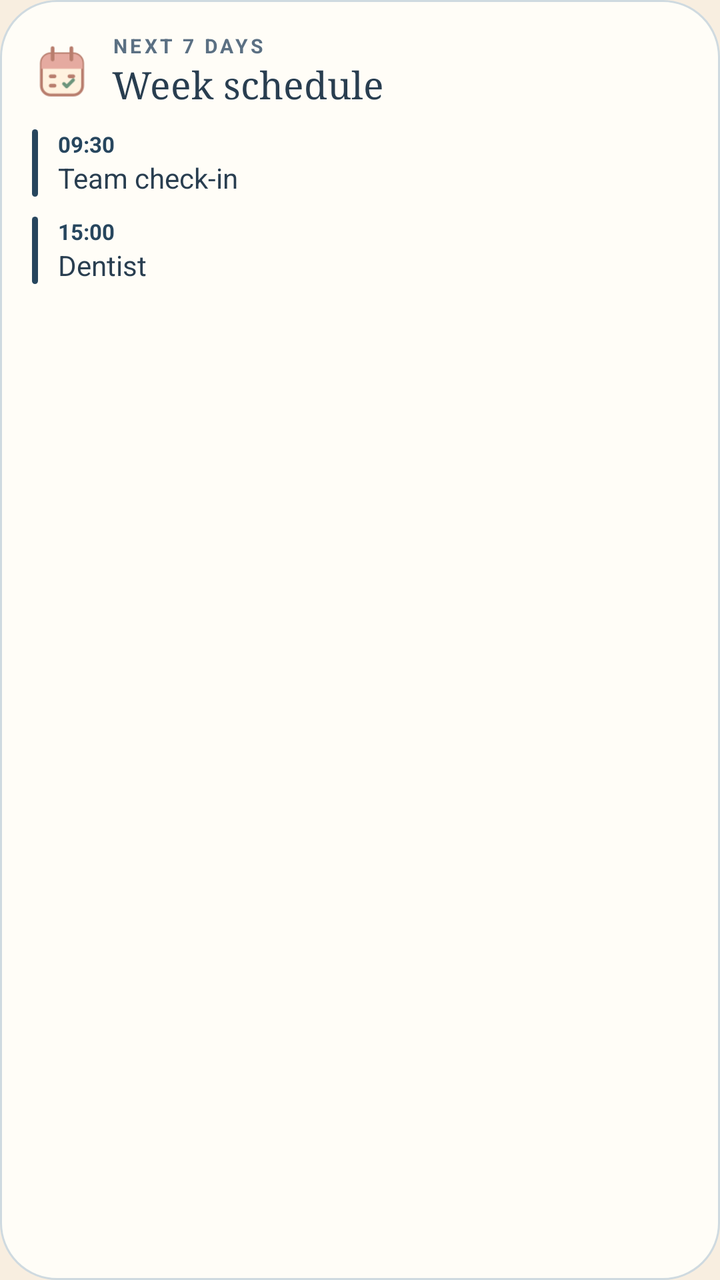
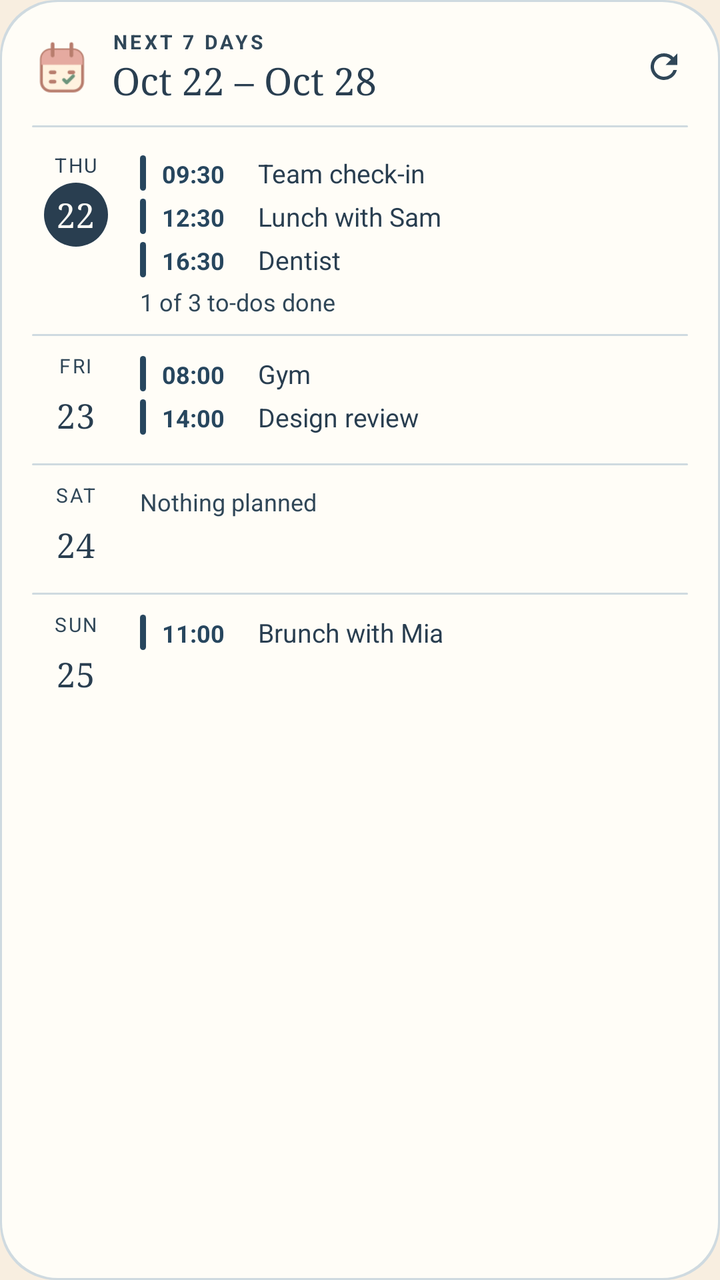

The first picture is an Android layout as it rendered before a commit; the second is the same layout after the commit. The layout source and the unified diff follow.
<!-- AndroidManifest.xml: application theme Screen -->
<!-- res/layout/widget_preview_week.xml -->
<?xml version="1.0" encoding="utf-8"?>
<LinearLayout xmlns:android="http://schemas.android.com/apk/res/android"
    android:layout_width="match_parent"
    android:layout_height="match_parent"
    android:background="@drawable/preview_card"
    android:orientation="vertical"
    android:padding="16dp">

    <LinearLayout android:layout_width="match_parent" android:layout_height="wrap_content" android:gravity="center_vertical">
        <ImageView android:layout_width="30dp" android:layout_height="30dp" android:importantForAccessibility="no" android:src="@drawable/desk_schedule" />
        <LinearLayout android:layout_width="wrap_content" android:layout_height="wrap_content" android:layout_marginStart="10dp" android:orientation="vertical">
            <TextView android:layout_width="wrap_content" android:layout_height="wrap_content" android:letterSpacing="0.14" android:text="@string/widget_label_week" android:textAllCaps="true" android:textColor="@color/preview_muted" android:textSize="10sp" android:textStyle="bold" />
            <TextView android:layout_width="wrap_content" android:layout_height="wrap_content" android:fontFamily="serif" android:text="@string/widget_week_name" android:textColor="@color/preview_ink" android:textSize="19sp" />
        </LinearLayout>
    </LinearLayout>
    <LinearLayout android:layout_width="match_parent" android:layout_height="wrap_content" android:layout_marginTop="10dp">
        <ImageView android:layout_width="3dp" android:layout_height="match_parent" android:importantForAccessibility="no" android:src="@drawable/preview_bar" android:scaleType="fitXY" />
        <LinearLayout android:layout_width="wrap_content" android:layout_height="wrap_content" android:layout_marginStart="10dp" android:orientation="vertical">
            <TextView android:layout_width="wrap_content" android:layout_height="wrap_content" android:text="09:30" android:textColor="@color/preview_accent" android:textSize="11sp" android:textStyle="bold" />
            <TextView android:layout_width="wrap_content" android:layout_height="wrap_content" android:text="@string/preview_event_one" android:textColor="@color/preview_ink" android:textSize="14sp" />
        </LinearLayout>
    </LinearLayout>
    <LinearLayout android:layout_width="match_parent" android:layout_height="wrap_content" android:layout_marginTop="10dp">
        <ImageView android:layout_width="3dp" android:layout_height="match_parent" android:importantForAccessibility="no" android:src="@drawable/preview_bar" android:scaleType="fitXY" />
        <LinearLayout android:layout_width="wrap_content" android:layout_height="wrap_content" android:layout_marginStart="10dp" android:orientation="vertical">
            <TextView android:layout_width="wrap_content" android:layout_height="wrap_content" android:text="15:00" android:textColor="@color/preview_accent" android:textSize="11sp" android:textStyle="bold" />
            <TextView android:layout_width="wrap_content" android:layout_height="wrap_content" android:text="@string/preview_event_two" android:textColor="@color/preview_ink" android:textSize="14sp" />
        </LinearLayout>
    </LinearLayout>
</LinearLayout>
<!-- resources referenced by this layout -->
<resources>
  <color name="preview_accent">#27465E</color>
  <color name="preview_ink">#293E50</color>
  <color name="preview_muted">#5B7083</color>
  <!-- drawable desk_schedule: png bitmap (drawable-nodpi, 2090 bytes) -->
  <!-- drawable preview_bar (drawable) -->
  <?xml version="1.0" encoding="utf-8"?>
  <shape xmlns:android="http://schemas.android.com/apk/res/android">
      <solid android:color="@color/preview_accent" />
      <corners android:radius="2dp" />
  </shape>
  <!-- drawable preview_card (drawable) -->
  <?xml version="1.0" encoding="utf-8"?>
  <shape xmlns:android="http://schemas.android.com/apk/res/android">
      <solid android:color="@color/preview_surface" />
      <stroke android:width="1dp" android:color="@color/preview_line" />
      <corners android:radius="@dimen/widget_radius" />
  </shape>
  <string name="preview_event_one">Team check-in</string>
  <string name="preview_event_two">Dentist</string>
  <string name="widget_label_week">Next 7 days</string>
  <string name="widget_week_name">Week schedule</string>
  <style name="Screen" parent="@android:style/Theme.Material.Light.NoActionBar">
          <item name="android:windowBackground">@color/background</item>
          <item name="android:colorAccent">@color/sun</item>
          <item name="android:textColorPrimary">@color/ink</item>
          <item name="android:windowLightStatusBar">true</item>
      </style>
  <color name="preview_surface">#FFFDF7</color>
  <color name="preview_line">#CFDAE0</color>
  <dimen name="widget_radius">16dp</dimen>
  <color name="background">#F8EEE0</color>
  <color name="sun">#D88B38</color>
  <color name="ink">#2B2620</color>
</resources>

<!-- the commit's change to res/layout/widget_preview_week.xml (unified diff, before → after) -->
@@ -1,30 +1,94 @@
 <?xml version="1.0" encoding="utf-8"?>
-<LinearLayout xmlns:android="http://schemas.android.com/apk/res/android"
+<FrameLayout xmlns:android="http://schemas.android.com/apk/res/android"
+    xmlns:tools="http://schemas.android.com/tools"
     android:layout_width="match_parent"
     android:layout_height="match_parent"
-    android:background="@drawable/preview_card"
-    android:orientation="vertical"
-    android:padding="16dp">
+    tools:ignore="HardcodedText,UseAppTint">
 
-    <LinearLayout android:layout_width="match_parent" android:layout_height="wrap_content" android:gravity="center_vertical">
-        <ImageView android:layout_width="30dp" android:layout_height="30dp" android:importantForAccessibility="no" android:src="@drawable/desk_schedule" />
-        <LinearLayout android:layout_width="wrap_content" android:layout_height="wrap_content" android:layout_marginStart="10dp" android:orientation="vertical">
-            <TextView android:layout_width="wrap_content" android:layout_height="wrap_content" android:letterSpacing="0.14" android:text="@string/widget_label_week" android:textAllCaps="true" android:textColor="@color/preview_muted" android:textSize="10sp" android:textStyle="bold" />
-            <TextView android:layout_width="wrap_content" android:layout_height="wrap_content" android:fontFamily="serif" android:text="@string/widget_week_name" android:textColor="@color/preview_ink" android:textSize="19sp" />
+    <ImageView android:layout_width="match_parent" android:layout_height="match_parent" android:importantForAccessibility="no" android:scaleType="fitXY" android:src="@drawable/round_card" android:tint="@color/preview_line" />
+    <ImageView android:layout_width="match_parent" android:layout_height="match_parent" android:layout_margin="1dp" android:importantForAccessibility="no" android:scaleType="fitXY" android:src="@drawable/round_card" android:tint="@color/preview_surface" />
+
+    <LinearLayout android:layout_width="match_parent" android:layout_height="match_parent" android:orientation="vertical" android:paddingStart="16dp" android:paddingTop="14dp" android:paddingEnd="10dp" android:paddingBottom="6dp">
+        <LinearLayout android:layout_width="match_parent" android:layout_height="wrap_content" android:gravity="center_vertical">
+            <ImageView android:layout_width="30dp" android:layout_height="30dp" android:importantForAccessibility="no" android:src="@drawable/desk_schedule" />
+            <LinearLayout android:layout_width="0dp" android:layout_height="wrap_content" android:layout_marginStart="10dp" android:layout_weight="1" android:orientation="vertical">
+                <TextView android:layout_width="wrap_content" android:layout_height="wrap_content" android:letterSpacing="0.14" android:maxLines="1" android:text="@string/widget_label_week" android:textAllCaps="true" android:textColor="@color/preview_muted" android:textSize="10sp" android:textStyle="bold" />
+                <TextView android:layout_width="wrap_content" android:layout_height="wrap_content" android:ellipsize="end" android:fontFamily="serif" android:maxLines="1" android:text="@string/preview_week_range" android:textColor="@color/preview_ink" android:textSize="19sp" />
+            </LinearLayout>
+            <ImageView android:layout_width="36dp" android:layout_height="36dp" android:importantForAccessibility="no" android:padding="8dp" android:src="@drawable/ic_refresh" android:tint="@color/preview_muted" />
+        </LinearLayout>
+        <ImageView android:layout_width="match_parent" android:layout_height="1dp" android:layout_marginTop="10dp" android:layout_marginEnd="6dp" android:importantForAccessibility="no" android:scaleType="fitXY" android:src="@drawable/round_card" android:tint="@color/preview_line" />
+
+        <LinearLayout android:layout_width="match_parent" android:layout_height="wrap_content" android:orientation="vertical" android:paddingTop="4dp">
+            
+            <LinearLayout android:layout_width="match_parent" android:layout_height="wrap_content" android:paddingTop="8dp" android:paddingBottom="8dp">
+                <LinearLayout android:layout_width="44dp" android:layout_height="wrap_content" android:gravity="center_horizontal" android:orientation="vertical">
+                    <TextView android:layout_width="wrap_content" android:layout_height="wrap_content" android:letterSpacing="0.08" android:maxLines="1" android:text="@string/preview_weekday_thu" android:textColor="@color/preview_ink" android:textSize="10sp" />
+                    <TextView android:layout_width="32dp" android:layout_height="32dp" android:layout_marginTop="2dp" android:background="@drawable/round_circle" android:backgroundTint="@color/preview_ink" android:fontFamily="serif" android:gravity="center" android:text="22" android:textColor="@color/preview_surface" android:textSize="17sp" />
+                </LinearLayout>
+                <LinearLayout android:layout_width="0dp" android:layout_height="wrap_content" android:layout_marginStart="10dp" android:layout_weight="1" android:orientation="vertical">
+                    <LinearLayout android:layout_width="match_parent" android:layout_height="wrap_content" android:paddingTop="2dp" android:paddingBottom="2dp">
+                        <ImageView android:layout_width="3dp" android:layout_height="match_parent" android:importantForAccessibility="no" android:scaleType="fitXY" android:src="@drawable/round_bar" android:tint="@color/preview_accent" />
+                        <TextView android:layout_width="48dp" android:layout_height="wrap_content" android:layout_marginStart="8dp" android:maxLines="1" android:text="09:30" android:textColor="@color/preview_accent" android:textSize="12sp" android:textStyle="bold" />
+                        <TextView android:layout_width="0dp" android:layout_height="wrap_content" android:layout_weight="1" android:ellipsize="end" android:maxLines="1" android:text="@string/preview_event_one" android:textColor="@color/preview_ink" android:textSize="13sp" />
+                    </LinearLayout>
+                    <LinearLayout android:layout_width="match_parent" android:layout_height="wrap_content" android:paddingTop="2dp" android:paddingBottom="2dp">
+                        <ImageView android:layout_width="3dp" android:layout_height="match_parent" android:importantForAccessibility="no" android:scaleType="fitXY" android:src="@drawable/round_bar" android:tint="@color/preview_accent" />
+                        <TextView android:layout_width="48dp" android:layout_height="wrap_content" android:layout_marginStart="8dp" android:maxLines="1" android:text="12:30" android:textColor="@color/preview_accent" android:textSize="12sp" android:textStyle="bold" />
+                        <TextView android:layout_width="0dp" android:layout_height="wrap_content" android:layout_weight="1" android:ellipsize="end" android:maxLines="1" android:text="@string/preview_event_lunch" android:textColor="@color/preview_ink" android:textSize="13sp" />
+                    </LinearLayout>
+                    <LinearLayout android:layout_width="match_parent" android:layout_height="wrap_content" android:paddingTop="2dp" android:paddingBottom="2dp">
+                        <ImageView android:layout_width="3dp" android:layout_height="match_parent" android:importantForAccessibility="no" android:scaleType="fitXY" android:src="@drawable/round_bar" android:tint="@color/preview_accent" />
+                        <TextView android:layout_width="48dp" android:layout_height="wrap_content" android:layout_marginStart="8dp" android:maxLines="1" android:text="16:30" android:textColor="@color/preview_accent" android:textSize="12sp" android:textStyle="bold" />
+                        <TextView android:layout_width="0dp" android:layout_height="wrap_content" android:layout_weight="1" android:ellipsize="end" android:maxLines="1" android:text="@string/preview_event_two" android:textColor="@color/preview_ink" android:textSize="13sp" />
+                    </LinearLayout>
+                    <TextView android:layout_width="match_parent" android:layout_height="wrap_content" android:paddingTop="2dp" android:text="@string/preview_week_tasks" android:textColor="@color/preview_muted" android:textSize="12sp" />
+                </LinearLayout>
+            </LinearLayout>
+
+            <ImageView android:layout_width="match_parent" android:layout_height="1dp" android:layout_marginEnd="6dp" android:importantForAccessibility="no" android:scaleType="fitXY" android:src="@drawable/round_card" android:tint="@color/preview_line" />
+            <LinearLayout android:layout_width="match_parent" android:layout_height="wrap_content" android:paddingTop="8dp" android:paddingBottom="8dp">
+                <LinearLayout android:layout_width="44dp" android:layout_height="wrap_content" android:gravity="center_horizontal" android:orientation="vertical">
+                    <TextView android:layout_width="wrap_content" android:layout_height="wrap_content" android:letterSpacing="0.08" android:maxLines="1" android:text="@string/preview_weekday_fri" android:textColor="@color/preview_muted" android:textSize="10sp" />
+                    <TextView android:layout_width="32dp" android:layout_height="32dp" android:layout_marginTop="2dp" android:fontFamily="serif" android:gravity="center" android:text="23" android:textColor="@color/preview_ink" android:textSize="17sp" />
+                </LinearLayout>
+                <LinearLayout android:layout_width="0dp" android:layout_height="wrap_content" android:layout_marginStart="10dp" android:layout_weight="1" android:orientation="vertical">
+                    <LinearLayout android:layout_width="match_parent" android:layout_height="wrap_content" android:paddingTop="2dp" android:paddingBottom="2dp">
+                        <ImageView android:layout_width="3dp" android:layout_height="match_parent" android:importantForAccessibility="no" android:scaleType="fitXY" android:src="@drawable/round_bar" android:tint="@color/preview_accent" />
+                        <TextView android:layout_width="48dp" android:layout_height="wrap_content" android:layout_marginStart="8dp" android:maxLines="1" android:text="08:00" android:textColor="@color/preview_accent" android:textSize="12sp" android:textStyle="bold" />
+                        <TextView android:layout_width="0dp" android:layout_height="wrap_content" android:layout_weight="1" android:ellipsize="end" android:maxLines="1" android:text="@string/preview_event_gym" android:textColor="@color/preview_ink" android:textSize="13sp" />
+                    </LinearLayout>
+                    <LinearLayout android:layout_width="match_parent" android:layout_height="wrap_content" android:paddingTop="2dp" android:paddingBottom="2dp">
+                        <ImageView android:layout_width="3dp" android:layout_height="match_parent" android:importantForAccessibility="no" android:scaleType="fitXY" android:src="@drawable/round_bar" android:tint="@color/preview_accent" />
+                        <TextView android:layout_width="48dp" android:layout_height="wrap_content" android:layout_marginStart="8dp" android:maxLines="1" android:text="14:00" android:textColor="@color/preview_accent" android:textSize="12sp" android:textStyle="bold" />
+                        <TextView android:layout_width="0dp" android:layout_height="wrap_content" android:layout_weight="1" android:ellipsize="end" android:maxLines="1" android:text="@string/preview_event_review" android:textColor="@color/preview_ink" android:textSize="13sp" />
+                    </LinearLayout>
+                </LinearLayout>
+            </LinearLayout>
+
+            <ImageView android:layout_width="match_parent" android:layout_height="1dp" android:layout_marginEnd="6dp" android:importantForAccessibility="no" android:scaleType="fitXY" android:src="@drawable/round_card" android:tint="@color/preview_line" />
+            <LinearLayout android:layout_width="match_parent" android:layout_height="wrap_content" android:paddingTop="8dp" android:paddingBottom="8dp">
+                <LinearLayout android:layout_width="44dp" android:layout_height="wrap_content" android:gravity="center_horizontal" android:orientation="vertical">
+                    <TextView android:layout_width="wrap_content" android:layout_height="wrap_content" android:letterSpacing="0.08" android:maxLines="1" android:text="@string/preview_weekday_sat" android:textColor="@color/preview_muted" android:textSize="10sp" />
+                    <TextView android:layout_width="32dp" android:layout_height="32dp" android:layout_marginTop="2dp" android:fontFamily="serif" android:gravity="center" android:text="24" android:textColor="@color/preview_ink" android:textSize="17sp" />
+                </LinearLayout>
+                <TextView android:layout_width="0dp" android:layout_height="wrap_content" android:layout_marginStart="10dp" android:layout_weight="1" android:paddingTop="2dp" android:text="@string/widget_free" android:textColor="@color/preview_muted" android:textSize="12sp" />
+            </LinearLayout>
+
+            <ImageView android:layout_width="match_parent" android:layout_height="1dp" android:layout_marginEnd="6dp" android:importantForAccessibility="no" android:scaleType="fitXY" android:src="@drawable/round_card" android:tint="@color/preview_line" />
+            <LinearLayout android:layout_width="match_parent" android:layout_height="wrap_content" android:paddingTop="8dp" android:paddingBottom="8dp">
+                <LinearLayout android:layout_width="44dp" android:layout_height="wrap_content" android:gravity="center_horizontal" android:orientation="vertical">
+                    <TextView android:layout_width="wrap_content" android:layout_height="wrap_content" android:letterSpacing="0.08" android:maxLines="1" android:text="@string/preview_weekday_sun" android:textColor="@color/preview_muted" android:textSize="10sp" />
+                    <TextView android:layout_width="32dp" android:layout_height="32dp" android:layout_marginTop="2dp" android:fontFamily="serif" android:gravity="center" android:text="25" android:textColor="@color/preview_ink" android:textSize="17sp" />
+                </LinearLayout>
+                <LinearLayout android:layout_width="0dp" android:layout_height="wrap_content" android:layout_marginStart="10dp" android:layout_weight="1" android:orientation="vertical">
+                    <LinearLayout android:layout_width="match_parent" android:layout_height="wrap_content" android:paddingTop="2dp" android:paddingBottom="2dp">
+                        <ImageView android:layout_width="3dp" android:layout_height="match_parent" android:importantForAccessibility="no" android:scaleType="fitXY" android:src="@drawable/round_bar" android:tint="@color/preview_accent" />
+                        <TextView android:layout_width="48dp" android:layout_height="wrap_content" android:layout_marginStart="8dp" android:maxLines="1" android:text="11:00" android:textColor="@color/preview_accent" android:textSize="12sp" android:textStyle="bold" />
+                        <TextView android:layout_width="0dp" android:layout_height="wrap_content" android:layout_weight="1" android:ellipsize="end" android:maxLines="1" android:text="@string/preview_event_brunch" android:textColor="@color/preview_ink" android:textSize="13sp" />
+                    </LinearLayout>
+                </LinearLayout>
+            </LinearLayout>
         </LinearLayout>
     </LinearLayout>
-    <LinearLayout android:layout_width="match_parent" android:layout_height="wrap_content" android:layout_marginTop="10dp">
-        <ImageView android:layout_width="3dp" android:layout_height="match_parent" android:importantForAccessibility="no" android:src="@drawable/preview_bar" android:scaleType="fitXY" />
-        <LinearLayout android:layout_width="wrap_content" android:layout_height="wrap_content" android:layout_marginStart="10dp" android:orientation="vertical">
-            <TextView android:layout_width="wrap_content" android:layout_height="wrap_content" android:text="09:30" android:textColor="@color/preview_accent" android:textSize="11sp" android:textStyle="bold" />
-            <TextView android:layout_width="wrap_content" android:layout_height="wrap_content" android:text="@string/preview_event_one" android:textColor="@color/preview_ink" android:textSize="14sp" />
-        </LinearLayout>
-    </LinearLayout>
-    <LinearLayout android:layout_width="match_parent" android:layout_height="wrap_content" android:layout_marginTop="10dp">
-        <ImageView android:layout_width="3dp" android:layout_height="match_parent" android:importantForAccessibility="no" android:src="@drawable/preview_bar" android:scaleType="fitXY" />
-        <LinearLayout android:layout_width="wrap_content" android:layout_height="wrap_content" android:layout_marginStart="10dp" android:orientation="vertical">
-            <TextView android:layout_width="wrap_content" android:layout_height="wrap_content" android:text="15:00" android:textColor="@color/preview_accent" android:textSize="11sp" android:textStyle="bold" />
-            <TextView android:layout_width="wrap_content" android:layout_height="wrap_content" android:text="@string/preview_event_two" android:textColor="@color/preview_ink" android:textSize="14sp" />
-        </LinearLayout>
-    </LinearLayout>
-</LinearLayout>
+</FrameLayout>
<!-- resource entries referenced after the edit -->
@@ -2,25 +2,46 @@
 <resources>
   <color name="preview_accent">#27465E</color>
   <color name="preview_ink">#293E50</color>
-  <color name="preview_muted">#5B7083</color>
+  <color name="preview_muted">#304758</color>
   <!-- drawable desk_schedule: png bitmap (drawable-nodpi, 2090 bytes) -->
-  <!-- drawable preview_bar (drawable) -->
+  <!-- drawable ic_refresh (drawable) -->
   <?xml version="1.0" encoding="utf-8"?>
-  <shape xmlns:android="http://schemas.android.com/apk/res/android">
-      <solid android:color="@color/preview_accent" />
+  <vector xmlns:android="http://schemas.android.com/apk/res/android"
+      android:width="20dp" android:height="20dp" android:viewportWidth="24" android:viewportHeight="24">
+      <path android:fillColor="#FFFFFFFF" android:pathData="M17.65,6.35A7.96,7.96 0,0 0,12 4a8,8 0,1 0,7.73 10h-2.08A6,6 0,1 1,12 6c1.66,0 3.14,0.69 4.22,1.78L13,11h7V4l-2.35,2.35z" />
+  </vector>
+  <!-- drawable round_bar (drawable) -->
+  <?xml version="1.0" encoding="utf-8"?>
+  <shape xmlns:android="http://schemas.android.com/apk/res/android" android:shape="rectangle">
+      <solid android:color="#FFFFFFFF" />
       <corners android:radius="2dp" />
   </shape>
-  <!-- drawable preview_card (drawable) -->
+  <!-- drawable round_card (drawable) -->
   <?xml version="1.0" encoding="utf-8"?>
-  <shape xmlns:android="http://schemas.android.com/apk/res/android">
-      <solid android:color="@color/preview_surface" />
-      <stroke android:width="1dp" android:color="@color/preview_line" />
+  <shape xmlns:android="http://schemas.android.com/apk/res/android" android:shape="rectangle">
+      <solid android:color="#FFFFFFFF" />
       <corners android:radius="@dimen/widget_radius" />
   </shape>
+  <!-- drawable round_circle (drawable) -->
+  <?xml version="1.0" encoding="utf-8"?>
+  <shape xmlns:android="http://schemas.android.com/apk/res/android" android:shape="oval">
+      <solid android:color="#FFFFFFFF" />
+      
+  </shape>
+  <string name="preview_event_brunch">Brunch with Mia</string>
+  <string name="preview_event_gym">Gym</string>
+  <string name="preview_event_lunch">Lunch with Sam</string>
   <string name="preview_event_one">Team check-in</string>
+  <string name="preview_event_review">Design review</string>
   <string name="preview_event_two">Dentist</string>
+  <string name="preview_week_range">Oct 22 – Oct 28</string>
+  <string name="preview_week_tasks">1 of 3 to-dos done</string>
+  <string name="preview_weekday_fri">FRI</string>
+  <string name="preview_weekday_sat">SAT</string>
+  <string name="preview_weekday_sun">SUN</string>
+  <string name="preview_weekday_thu">THU</string>
+  <string name="widget_free">Nothing planned</string>
   <string name="widget_label_week">Next 7 days</string>
-  <string name="widget_week_name">Week schedule</string>
   <style name="Screen" parent="@android:style/Theme.Material.Light.NoActionBar">
           <item name="android:windowBackground">@color/background</item>
           <item name="android:colorAccent">@color/sun</item>
